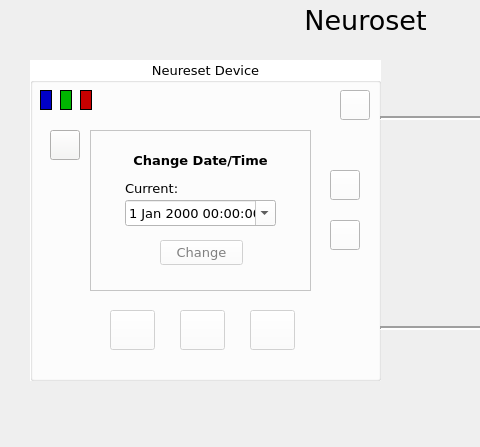
Old version of the form mainwindow.ui in the repository osasuair/Neureset-EEG-Treatment-Device-QT-Simulator; both pictures show x 0 to 480 and y 0 to 447 of the 729 by 447 pixel window.
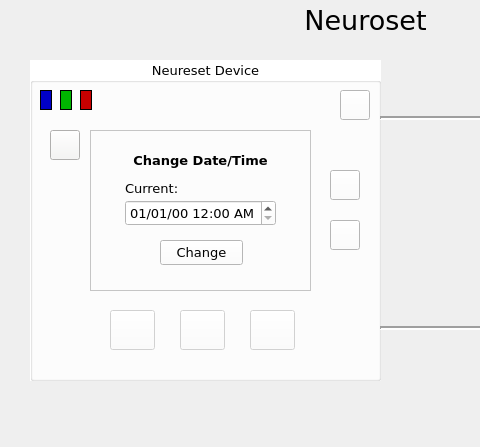
New version of the form. The open tabs and pages were chosen to show the change. Icons and pictures are not drawn.

What changed in the file:
```diff
--- a/mainwindow.ui
+++ b/mainwindow.ui
@@ -1213,8 +1213,14 @@
         <property name="focusPolicy">
          <enum>Qt::NoFocus</enum>
         </property>
+        <property name="currentSection">
+         <enum>QDateTimeEdit::MonthSection</enum>
+        </property>
+        <property name="displayFormat">
+         <string>MM/dd/yy h:mm AP</string>
+        </property>
         <property name="calendarPopup">
-         <bool>true</bool>
+         <bool>false</bool>
         </property>
        </widget>
        <widget class="QLabel" name="label">
@@ -1256,7 +1262,7 @@
        </widget>
        <widget class="QPushButton" name="pushButton_2">
         <property name="enabled">
-         <bool>false</bool>
+         <bool>true</bool>
         </property>
         <property name="geometry">
          <rect>
```
